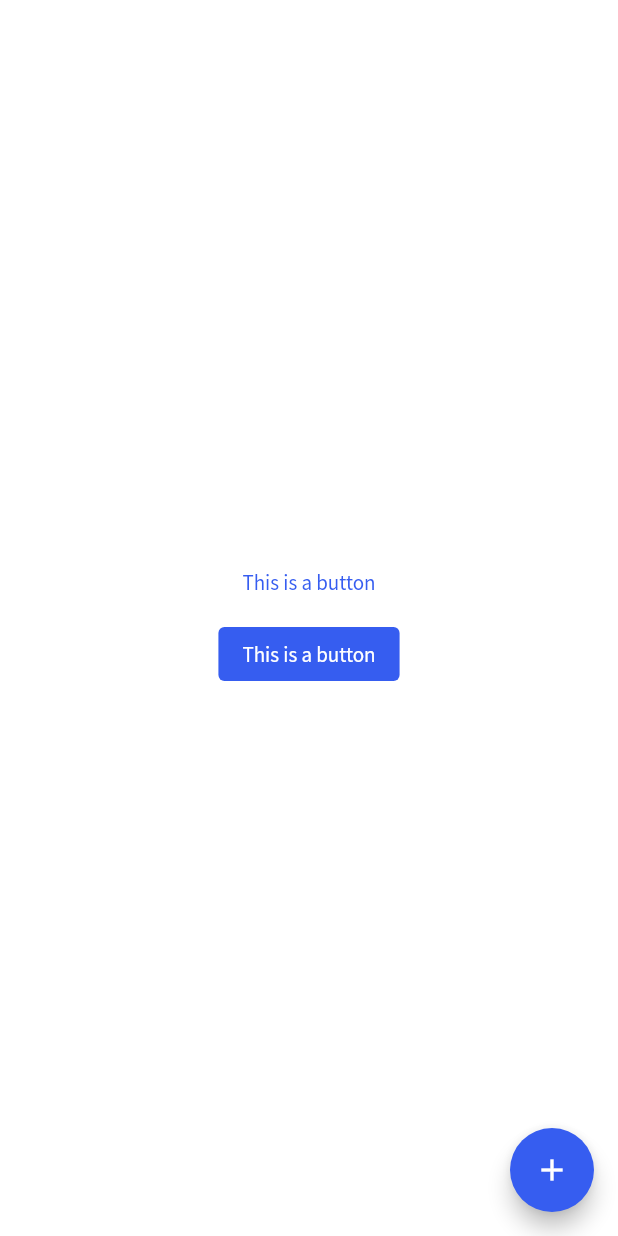
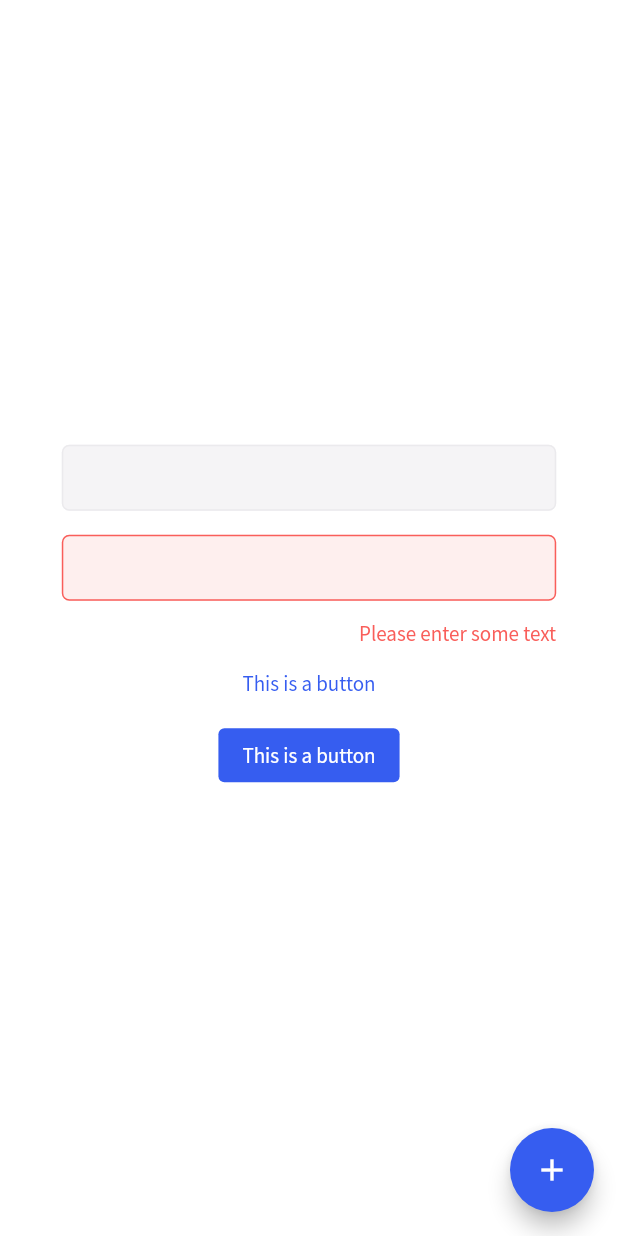
Before and after one commit to morisoinc/vuttr, a Flutter app: the screen it shows after launch, on a phone screen of 412 x 824 dp. Run offline on Flutter 3.47's test engine with Material 2 defaults, Android fonts, the phone set to English and light mode, and no system bars.

Commit message:
adding theme for text input, generic container for widgets

```diff
--- a/lib/ui/global/colors.dart
+++ b/lib/ui/global/colors.dart
@@ -5,6 +5,9 @@ import 'package:flutter/material.dart';
 
 const kWhite = Color(0xFFFFFFFF);
 const kDarkWhite = Color(0xFFFCFCFD);
+const kDarkerWhite = Color(0xFFF5F4F6);
+const kDarkestWhite = Color(0xFFEBEAED);
+const kMostDarkestWhite = Color(0xFFDEDCE1);
 
 const kLightestBlue = Color(0xFFCAD6FC);
 const kLighterBlue = Color(0xFFB9C6FA);
@@ -18,8 +21,12 @@ const kLightGreen = Color(0xFF88EDC4);
 const kGreen = Color(0xFF12DB89);
 const kDarkerGreen = Color(0xFF0E995D);
 
+const kLightestInk = Color(0xFFC7C4CD);
+const kLighterInk = Color(0xFFB1ADB9);
+const kLightInk = Color(0xFF8F8A9B);
 const kInk = Color(0xFF170C3A);
 
 const kRed = Color(0xFFF95E5A);
+const kMostLightestRed = Color(0xFFFEEFEE);
 
 const kCardShadow = Color(0x0000000D);
--- a/lib/ui/main.dart
+++ b/lib/ui/main.dart
@@ -1,4 +1,6 @@
 import 'package:flutter/material.dart';
+import 'package:vuttr/ui/widgets/v_container.dart';
+import 'package:vuttr/ui/widgets/v_text_field.dart';
 
 import 'global/theme.dart' as vTheme;
 
@@ -7,7 +9,6 @@ void main() {
 }
 
 class MyApp extends StatelessWidget {
-
   @override
   Widget build(BuildContext context) {
     return MaterialApp(
@@ -22,13 +23,42 @@ class MyHomePage extends StatelessWidget {
   @override
   Widget build(BuildContext context) {
     return Scaffold(
-      body: Center(
-        child: Column(
-          mainAxisAlignment: MainAxisAlignment.center,
-          children: [
-            TextButton(onPressed: () {} , child: Text('This is a button')),
-            ElevatedButton(onPressed: () {}, child: Text('This is a button')),
-          ],
+      body: VContainer(
+        child: Center(
+          child: Column(
+            mainAxisAlignment: MainAxisAlignment.center,
+            children: [
+              Row(
+                children: [
+                  Spacer(
+                    flex: 1,
+                  ),
+                  Expanded(
+                      flex: 8,
+                      child: VTextField()),
+                  Spacer(
+                    flex: 1,
+                  )
+                ],
+              ),
+              SizedBox(height: 16,),
+              Row(
+                children: [
+                  Spacer(
+                    flex: 1,
+                  ),
+                  Expanded(
+                      flex: 8,
+                      child: VTextField(errorText: 'Please enter some text',)),
+                  Spacer(
+                    flex: 1,
+                  )
+                ],
+              ),
+              TextButton(onPressed: () {}, child: Text('This is a button')),
+              ElevatedButton(onPressed: () {}, child: Text('This is a button')),
+            ],
+          ),
         ),
       ),
       floatingActionButton: FloatingActionButton(
--- /dev/null
+++ b/lib/ui/widgets/v_container.dart
@@ -0,0 +1,19 @@
+import 'package:flutter/material.dart';
+import 'package:vuttr/ui/global/colors.dart';
+
+class VContainer extends StatelessWidget {
+  final Widget child;
+
+  VContainer({required this.child});
+
+  @override
+  Widget build(BuildContext context) {
+    return Material(
+      type: MaterialType.transparency,
+      child: Container(
+        decoration: new BoxDecoration(color: kWhite),
+        child: child,
+      ),
+    );
+  }
+}
--- /dev/null
+++ b/lib/ui/widgets/v_text_field.dart
@@ -0,0 +1,68 @@
+import 'package:flutter/material.dart';
+import 'package:vuttr/ui/global/colors.dart';
+
+class VTextField extends StatefulWidget {
+  final Function(String)? onChanged;
+  final TextInputType? keyboardType;
+  final String? label;
+  final String? errorText;
+
+  VTextField({
+    this.onChanged,
+    this.keyboardType = TextInputType.text,
+    this.label = '',
+    this.errorText,
+  });
+
+  @override
+  _VTextFieldState createState() => _VTextFieldState();
+}
+
+class _VTextFieldState extends State<VTextField> {
+  final FocusNode focusNode = FocusNode();
+
+  bool _hasFocus = false;
+
+  @override
+  void initState() {
+    super.initState();
+    focusNode.addListener(() {
+      setState(() {
+        _hasFocus = focusNode.hasFocus;
+        print('has focus $_hasFocus');
+      });
+    });
+  }
+
+  @override
+  Widget build(BuildContext context) {
+    return Column(
+      crossAxisAlignment: CrossAxisAlignment.end,
+      children: [
+        TextFormField(
+          onChanged: widget.onChanged,
+          keyboardType: widget.keyboardType,
+          focusNode: focusNode,
+          decoration: InputDecoration(
+            labelText: widget.label,
+            errorText: widget.errorText,
+            fillColor: widget.errorText == null
+                ? (_hasFocus ? kDarkestWhite : kDarkerWhite)
+                : kMostLightestRed,
+          ),
+        ),
+        widget.errorText == null
+            ? Container()
+            : Padding(
+                padding: EdgeInsets.only(top: 4),
+                child: Text(
+                  widget.errorText ?? '',
+                  style: TextStyle(
+                    color: kRed,
+                  ),
+                ),
+              ),
+      ],
+    );
+  }
+}
```
Also changed, not shown: lib/ui/global/theme.dart (+48 -16 lines).
